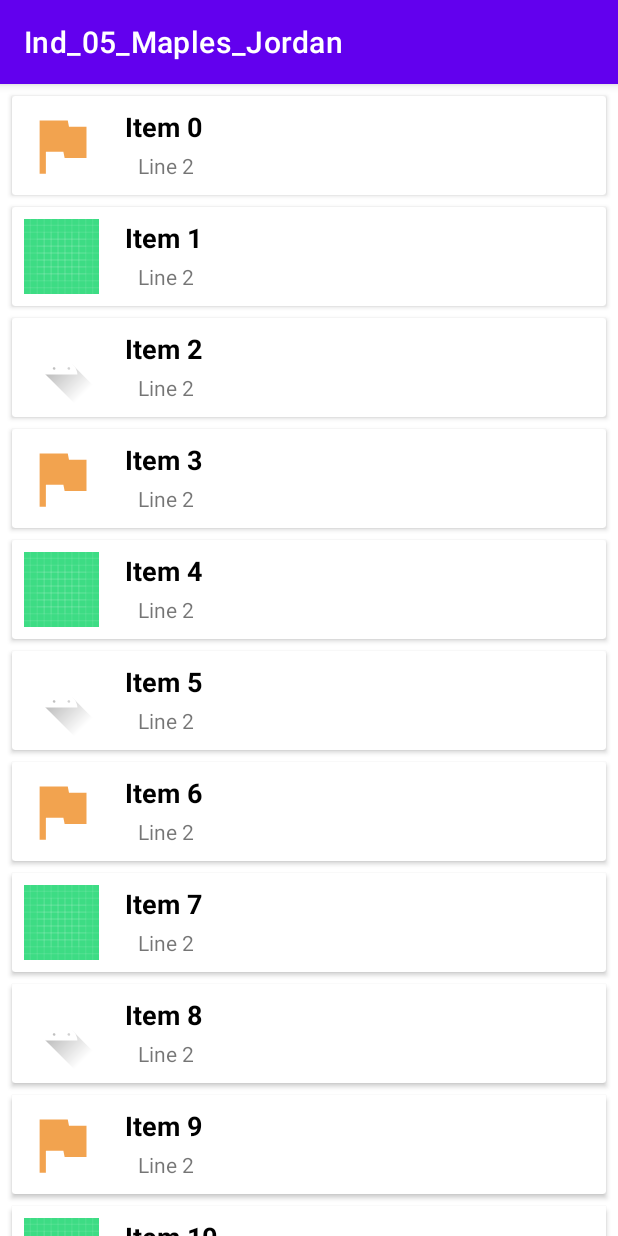
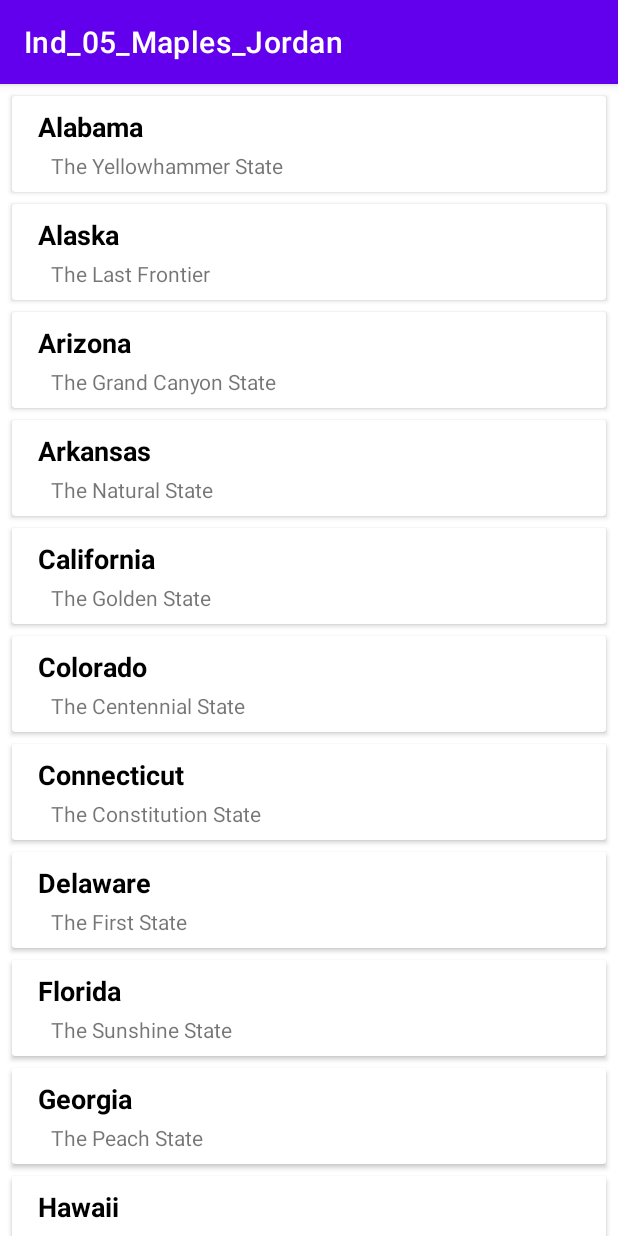
Before and after one commit to jdmapes/MAD_Ind05_Maples_Jordan, an Android app: the screen it shows after launch (MainActivity), on a phone screen of 412 x 824 dp. Run offline under Robolectric (Android 15) with nearby library versions, the phone set to English and light mode, and no system bars; 1 statement that could not run was skipped.

Commit message:
Populated Name and Nickname

```diff
--- a/app/build.gradle
+++ b/app/build.gradle
@@ -29,6 +29,10 @@ android {
     kotlinOptions {
         jvmTarget = '1.8'
     }
+
+    buildFeatures {
+        viewBinding = true
+    }
 }
 
 dependencies {
--- a/app/src/main/java/com/example/ind_05_maples_jordan/MainActivity.kt
+++ b/app/src/main/java/com/example/ind_05_maples_jordan/MainActivity.kt
@@ -2,41 +2,30 @@ package com.example.ind_05_maples_jordan
 
 import androidx.appcompat.app.AppCompatActivity
 import android.os.Bundle
-import android.widget.LinearLayout
-import android.widget.RelativeLayout
 import androidx.recyclerview.widget.LinearLayoutManager
 import androidx.recyclerview.widget.RecyclerView
-import com.example.ind_05_maples_jordan.R.drawable.ic_launcher_background
+import com.example.ind_05_maples_jordan.State_Data.stateList
+import com.example.ind_05_maples_jordan.databinding.ActivityMainBinding
 
-class MainActivity : AppCompatActivity() {
+
+class MainActivity : AppCompatActivity(), ViewAdapter.OnItemClickListener {
+
+    var binding: ActivityMainBinding? = null
+
     override fun onCreate(savedInstanceState: Bundle?) {
         super.onCreate(savedInstanceState)
+
+        binding = ActivityMainBinding.inflate(layoutInflater)
         setContentView(R.layout.activity_main)
 
-        val exampleList = generateDummyList(500)
-
         val recyclerview = findViewById<RecyclerView>(R.id.recycler_view)
-        recyclerview.adapter = ViewAdapter(exampleList)
+        recyclerview.adapter = ViewAdapter(stateList, this)
         recyclerview.layoutManager = LinearLayoutManager(this)
         recyclerview.setHasFixedSize(true)
 
     }
 
-    private fun generateDummyList(size: Int): List<SampleItem> {
+    override fun onItemClick(position: Int) {
 
-        val list = ArrayList<SampleItem>()
-
-        for (i in 0 until size)
-        {
-            val drawable = when (i % 3) {
-                0 -> R.drawable.ic_baseline_flag_24
-                1 -> ic_launcher_background
-                else -> R.drawable.ic_launcher_foreground
-            }
-
-            val item = SampleItem(drawable, "Item $i", "Line 2")
-            list += item
-        }
-        return list
     }
 }
--- a/app/src/main/java/com/example/ind_05_maples_jordan/RecyclerItem.kt
+++ b/app/src/main/java/com/example/ind_05_maples_jordan/RecyclerItem.kt
@@ -1,3 +1,3 @@
 package com.example.ind_05_maples_jordan
 
-data class SampleItem(val imageResource: Int, val text1: String, val text2: String)
+data class SampleItem(val imageResource: Int, var text1: String, var text2: String)
--- /dev/null
+++ b/app/src/main/java/com/example/ind_05_maples_jordan/State_Data.kt
@@ -0,0 +1,56 @@
+package com.example.ind_05_maples_jordan
+
+object State_Data {
+    val stateList = listOf<State_Info>(
+        State_Info("Alabama", "The Yellowhammer State", 52420),
+        State_Info("Alaska", "The Last Frontier", 665384),
+        State_Info("Arizona", "The Grand Canyon State", 113990),
+        State_Info("Arkansas", "The Natural State", 53178),
+        State_Info("California", "The Golden State", 163694),
+        State_Info("Colorado", "The Centennial State", 104093),
+        State_Info("Connecticut", "The Constitution State", 5543),
+        State_Info("Delaware", "The First State", 2488),
+        State_Info("Florida", "The Sunshine State", 65757),
+        State_Info("Georgia", "The Peach State", 59425),
+        State_Info("Hawaii", "The Aloha State", 10931),
+        State_Info("Idaho", "The Gem State", 83568),
+        State_Info("Illinois", "Land of Lincoln", 57913),
+        State_Info("Indiana", "The Hoosier State", 36419),
+        State_Info("Iowa", "The Hawkeye State", 56272),
+        State_Info("Kansas", "The Sunflower State", 82278),
+        State_Info("Kentucky", "The Bluegrass State", 40407),
+        State_Info("Louisiana", "The Pelican State", 52378),
+        State_Info("Maine", "The Pine Tree State", 35379),
+        State_Info("Maryland", "The Old Line State", 12405),
+        State_Info("Massachusetts", "The Bay State", 10554),
+        State_Info("Michigan", "The Great Lakes State", 96713),
+        State_Info("Minnesota", "The North Star State", 86935),
+        State_Info("Mississippi", "The Magnolia State", 48431),
+        State_Info("Missouri", "The Do Me State", 69706),
+        State_Info("Montana", "The Treasure State", 147039),
+        State_Info("Nebraska", "The Cornhusker State", 77347),
+        State_Info("Nevada", "The Silver State", 110571),
+        State_Info("New Hampshire", "The Granite State", 9349),
+        State_Info("New Jersey", "The Garden State", 8722),
+        State_Info("New Mexico", "The Land of Enchantment", 121590),
+        State_Info("New York", "The Empire State", 54554),
+        State_Info("North Carolina", "The Tar Heel State", 53819),
+        State_Info("North Dakota", "The Peace Garden State", 70698),
+        State_Info("Ohio", "The Buckeye State", 44825),
+        State_Info("Oklahoma", "The Sooner State", 69898),
+        State_Info("Oregon", "The Leave it to Beaver State", 98378),
+        State_Info("Pennsylvania", "The Keystone State", 46054),
+        State_Info("Rhode Island", "The Ocean's Twelve State", 1544),
+        State_Info("South Carolina", "The Pimento Loaf State", 32020),
+        State_Info("South Dakota", "Mount Shut YO Mouth State", 77115),
+        State_Info("Tennessee", "The Guinea Pig State", 42144),
+        State_Info("Texas", "The Lonely Island State", 268596),
+        State_Info("Utah", "The Beeswax State", 84896),
+        State_Info("Vermont", "The Green Mound State", 9616),
+        State_Info("Virginia", "The Old Maid State", 42774),
+        State_Info("Washington", "The Everclear State", 71297),
+        State_Info("West Virginia", "The Mountain State", 24230),
+        State_Info("Wisconsin", "The Wife-Badgering State", 65496),
+        State_Info("Wyoming", "The Rainbow Flag State", 97813)
+    )
+}
--- /dev/null
+++ b/app/src/main/java/com/example/ind_05_maples_jordan/State_Info.kt
@@ -0,0 +1,3 @@
+package com.example.ind_05_maples_jordan
+
+data class State_Info(val stateName: String, val nickName: String, val stateArea: Int)
--- a/app/src/main/java/com/example/ind_05_maples_jordan/ViewAdapter.kt
+++ b/app/src/main/java/com/example/ind_05_maples_jordan/ViewAdapter.kt
@@ -1,20 +1,37 @@
 package com.example.ind_05_maples_jordan
 
-import android.graphics.Color
+
 import android.view.LayoutInflater
 import android.view.View
 import android.view.ViewGroup
-import android.widget.ImageView
 import android.widget.TextView
 import androidx.recyclerview.widget.RecyclerView
 
 
-class ViewAdapter(private val exampleList: List<SampleItem>) : RecyclerView.Adapter<ViewAdapter.ExampleViewHolder>() {
+class ViewAdapter(val stateList: List<State_Info>,
+                private val listener: OnItemClickListener
+                ) : RecyclerView.Adapter<ViewAdapter.ExampleViewHolder>() {
 
-    class ExampleViewHolder(itemView: View) : RecyclerView.ViewHolder(itemView) {
-        val imageView: ImageView = itemView.findViewById(R.id.image_detail)
+    inner class ExampleViewHolder(itemView: View) : RecyclerView.ViewHolder(itemView),
+    View.OnClickListener{
+
         val textView1: TextView = itemView.findViewById(R.id.text_view_1)
         val textView2: TextView = itemView.findViewById(R.id.text_view_2)
+
+        init {
+            itemView.setOnClickListener(this)
+        }
+
+        override fun onClick(p0: View?) {
+            val position = bindingAdapterPosition
+            if (position != RecyclerView.NO_POSITION) {
+                listener.onItemClick(position)
+            }
+        }
+    }
+
+    interface OnItemClickListener {
+        fun onItemClick(position: Int)
     }
 
     override fun onCreateViewHolder(parent: ViewGroup, viewType: Int): ExampleViewHolder {
@@ -26,16 +43,16 @@ class ViewAdapter(private val exampleList: List<SampleItem>) : RecyclerView.Adap
 
     // Takes the current view holder and fills it with the data of the item in our current data set
     override fun onBindViewHolder(holder: ExampleViewHolder, position: Int) {
-        val currentItem = exampleList[position]
+        val currentItem = stateList[position]
 
-        holder.imageView.setImageResource(currentItem.imageResource)
-        holder.textView1.text = currentItem.text1
-        holder.textView2.text = currentItem.text2
+        holder.textView1.text = currentItem.stateName
+        holder.textView2.text = currentItem.nickName
 
     }
 
     // Recycler View needs to know how many items are in our list
-    override fun getItemCount() = exampleList.size
-
+    override fun getItemCount(): Int {
+        return stateList.size
+    }
 
 }
--- a/app/src/main/res/layout/project05_item.xml
+++ b/app/src/main/res/layout/project05_item.xml
@@ -9,19 +9,11 @@
         android:layout_height="match_parent"
         android:padding="8dp">
 
-        <ImageView
-            android:id="@+id/image_detail"
-            android:layout_width="50dp"
-            android:layout_height="50dp"
-            android:layout_marginEnd="8dp"
-            android:src="@drawable/ic_baseline_flag_24" />
-
         <TextView
             android:id="@+id/text_view_1"
             android:layout_width="wrap_content"
             android:layout_height="wrap_content"
             android:layout_marginStart="9dp"
-            android:layout_toEndOf="@id/image_detail"
             android:text="State_name"
             android:textColor="@android:color/black"
             android:textSize="18sp"
@@ -34,7 +26,6 @@
             android:layout_below="@id/text_view_1"
             android:layout_marginStart="18dp"
             android:layout_marginTop="4dp"
-            android:layout_toEndOf="@id/image_detail"
             android:text="Nick_name" />
 
     </RelativeLayout>
```
